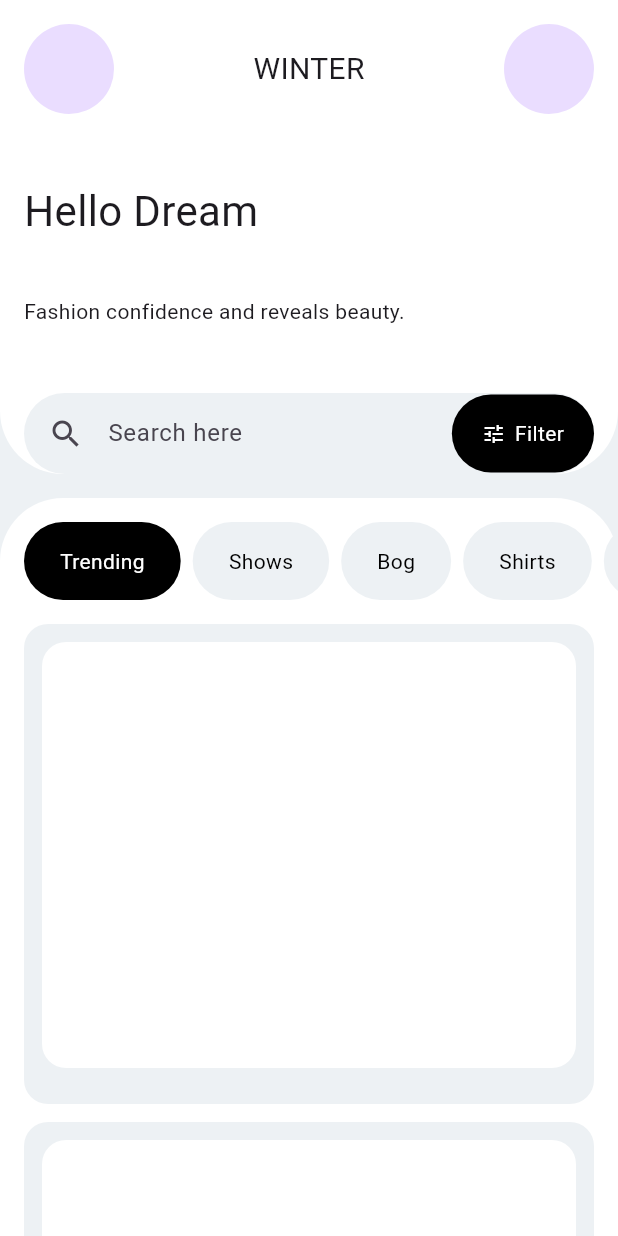
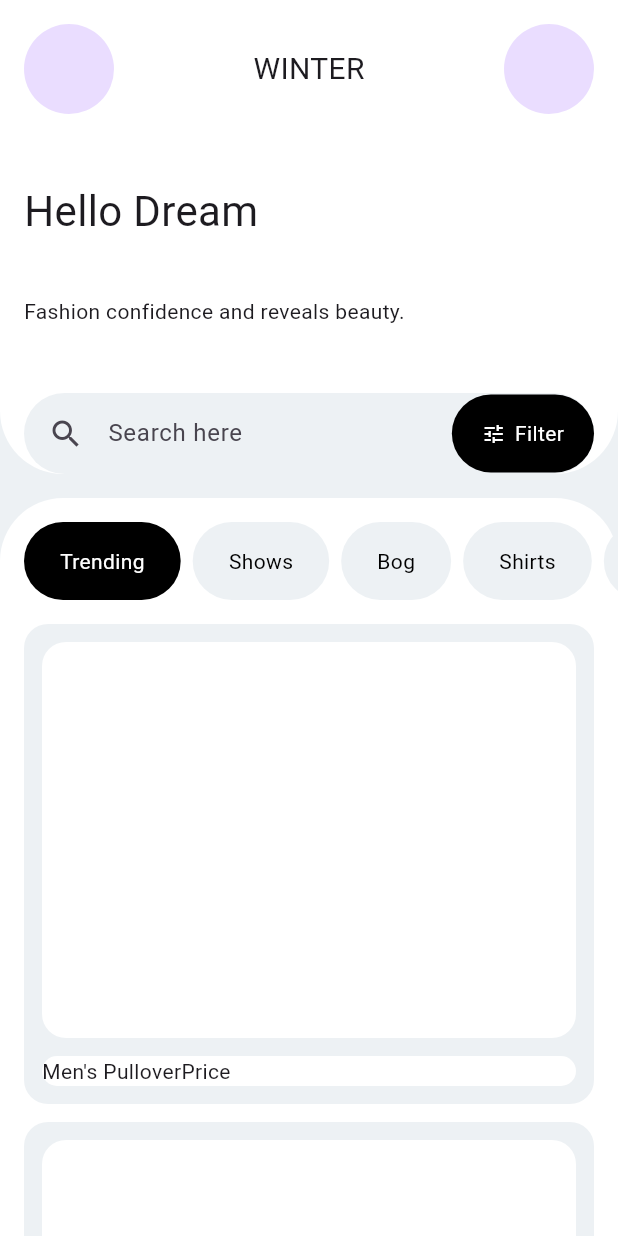
Before and after one commit to JAICHANGPARK/flutter_notebook_chapter_48, a Flutter app: the ECommerceHomePage screen opened directly, on a phone screen of 412 x 824 dp. Run offline on Flutter 3.47's test engine with Material 3 defaults, Android fonts, the phone set to English and light mode, and no system bars; our stand-ins replace gap, hugeicons.

Commit message:
Update e_commerce_home_page.dart

```diff
--- a/lib/ep2444_e_commerce_app/ui/e_commerce_home_page.dart
+++ b/lib/ep2444_e_commerce_app/ui/e_commerce_home_page.dart
@@ -208,7 +208,25 @@ class _ECommerceHomePageState extends State<ECommerceHomePage> {
                                                 Container( decoration: BoxDecoration(
                                                   color: Colors.white,
                                                   borderRadius: .circular(16),
-                                                ),)
+
+                                                ),
+                                                child: Column(
+                                                  children: [
+                                                    Row(
+                                                      children: [
+                                                        Text("Men's Pullover"),
+                                                        Text("Price"),
+
+                                                      ],
+                                                    ),
+                                                    Row(
+                                                      children: [
+
+                                                      ],
+                                                    )
+                                                  ],
+                                                ),
+                                                )
                                               ],
                                             ),
                                           ),
```
